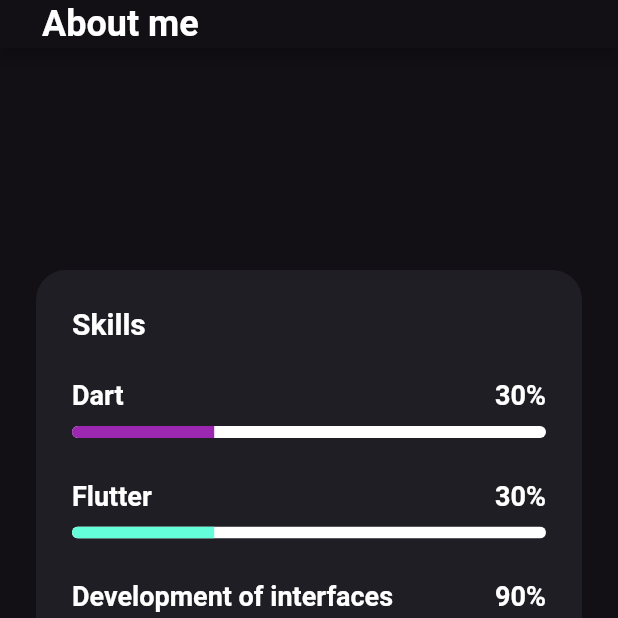
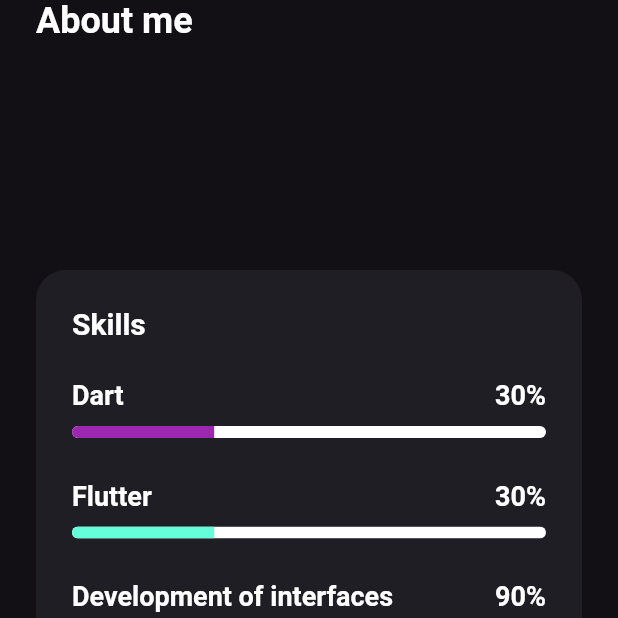
Before and after one commit to skillbox-koutja/portfolio-flutter, a Flutter app: the screen it shows after launch, on a phone screen of 412 x 824 dp, the top half of it. Run offline on Flutter 3.47's test engine with Material 2 defaults, Android fonts, the phone set to English and light mode, and no system bars.

Commit message:
feat: Released widget app_title

```diff
--- a/lib/main.dart
+++ b/lib/main.dart
@@ -1,6 +1,7 @@
 import 'package:flutter/material.dart';
 import 'package:portfolio_flutter/theme/pallet.dart';
 import 'package:portfolio_flutter/theme/typography.dart';
+import 'package:portfolio_flutter/widgets/app_title.dart';
 import 'package:portfolio_flutter/widgets/interests.dart';
 import 'package:portfolio_flutter/widgets/skills.dart';
 
@@ -14,30 +15,21 @@ class MyApp extends StatelessWidget {
   @override
   Widget build(BuildContext context) {
     return MaterialApp(
-      title: 'Flutter Demo',
+      title: 'Portfolio flutter',
       theme: ThemeData(
         primarySwatch: Colors.blue,
       ),
       home: Scaffold(
-        appBar: AppBar(
-          backgroundColor: backgroundColor,
-          centerTitle: false,
-          leadingWidth: 0,
-          toolbarHeight: 32,
-          titleSpacing: 28,
-          title: Text(
-            'About me',
-            style: fontSize24Bold,
-          ),
-        ),
         body: Container(
           color: backgroundColor,
           padding: EdgeInsets.symmetric(
             horizontal: 24,
           ),
+          child: SafeArea(
             child: Column(
               crossAxisAlignment: CrossAxisAlignment.start,
               children: const [
+                AppTitle(),
                 SizedBox(
                   height: 148,
                 ),
@@ -50,6 +42,7 @@ class MyApp extends StatelessWidget {
             ),
           ),
         ),
+      ),
     );
   }
 }
--- /dev/null
+++ b/lib/widgets/app_title.dart
@@ -0,0 +1,17 @@
+import 'package:flutter/material.dart';
+import 'package:portfolio_flutter/theme/typography.dart';
+
+class AppTitle extends StatelessWidget {
+  const AppTitle({Key? key}) : super(key: key);
+
+  @override
+  Widget build(BuildContext context) {
+    return SizedBox(
+      height: 32,
+      child: Text(
+        'About me',
+        style: fontSize24Bold,
+      ),
+    );
+  }
+}
```
Lines whose indentation alone changed are shown as unchanged.
